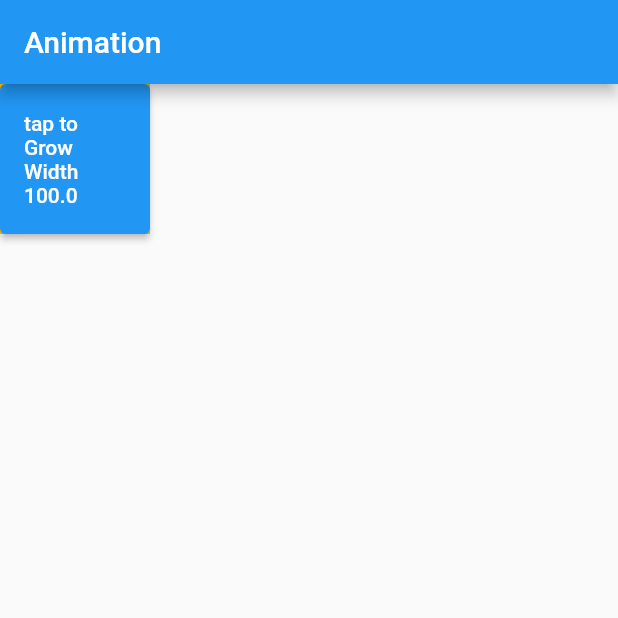
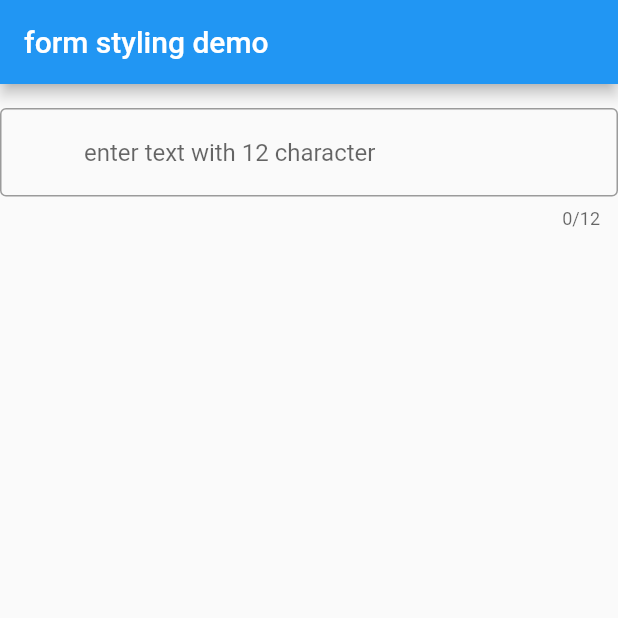
Before and after one commit to prachisharma02/flutterApp, a Flutter app: the screen it shows after launch, on a phone screen of 412 x 824 dp, the top half of it. Run offline on Flutter 3.47's test engine with Material 2 defaults, Android fonts, the phone set to English and light mode, and no system bars.

```diff
--- a/lib/main.dart
+++ b/lib/main.dart
@@ -1,6 +1,6 @@
 import 'package:begin/animation.dart';
+import 'package:begin/textArea.dart';
 import 'package:flutter/material.dart';
-import 'package:begin/hero.dart'; // Adjust the import path as needed
 
 void main() {
   runApp(MyApp());
@@ -13,7 +13,7 @@ class MyApp extends StatelessWidget {
   Widget build(BuildContext context) {
     return MaterialApp(
       debugShowCheckedModeBanner: false,
-      home: Animationn(),
+      home: Textarea(),
     );
   }
 }
--- /dev/null
+++ b/lib/textArea.dart
@@ -0,0 +1,41 @@
+import 'package:flutter/material.dart';
+
+class Textarea extends StatelessWidget {
+  const Textarea({super.key});
+
+  @override
+  Widget build(BuildContext context) {
+    const appTitle = "form styling demo";
+    return Scaffold(
+      appBar: AppBar(
+        title: Text(appTitle),
+      ),
+      body: const Mycustomform(),
+    );
+  }
+}
+
+class Mycustomform extends StatelessWidget {
+  const Mycustomform({super.key});
+
+  @override
+  Widget build(BuildContext context) {
+    return Column(
+      crossAxisAlignment: CrossAxisAlignment.start,
+      children: [
+        const Padding(
+          padding: EdgeInsets.symmetric(horizontal: 0, vertical: 16),
+          child: TextField(
+            maxLength: 12,
+            decoration: InputDecoration(
+              prefixText: "mca 2",
+              suffixText: "best wishes",
+              border: OutlineInputBorder(),
+              hintText: "enter text with 12 character",
+            ),
+          ),
+        )
+      ],
+    );
+  }
+}
```
